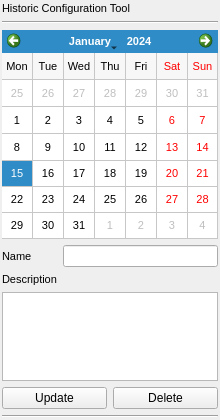
ALBA-Synchrotron/IcepapCMS, file icepapcms/gui/ui/historiccfgwidget.ui: the form before one commit.
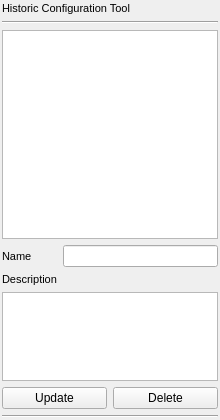
The form after the commit. The open tabs and pages were chosen to show the change. Icons and pictures are not drawn.

Commit message:
Refactor historic cfg widget
Use a list widget to show the historic configuration instead of the
calendar widget.

What changed in the file:
```diff
--- a/icepapcms/gui/ui/historiccfgwidget.ui
+++ b/icepapcms/gui/ui/historiccfgwidget.ui
@@ -147,28 +147,7 @@
         <number>0</number>
        </property>
        <item row="0" column="0">
-        <widget class="QCalendarWidget" name="calendarWidget">
-         <property name="sizePolicy">
-          <sizepolicy hsizetype="Preferred" vsizetype="Preferred">
-           <horstretch>0</horstretch>
-           <verstretch>0</verstretch>
-          </sizepolicy>
-         </property>
-         <property name="font">
-          <font>
-           <pointsize>8</pointsize>
-          </font>
-         </property>
-         <property name="firstDayOfWeek">
-          <enum>Qt::Monday</enum>
-         </property>
-         <property name="gridVisible">
-          <bool>true</bool>
-         </property>
-         <property name="verticalHeaderFormat">
-          <enum>QCalendarWidget::NoVerticalHeader</enum>
-         </property>
-        </widget>
+        <widget class="QListWidget" name="list_changed"/>
        </item>
       </layout>
      </widget>
```
Left out of the diff: 2 changed lines with no effect on the pictures. The commit also changes 1 other file.
